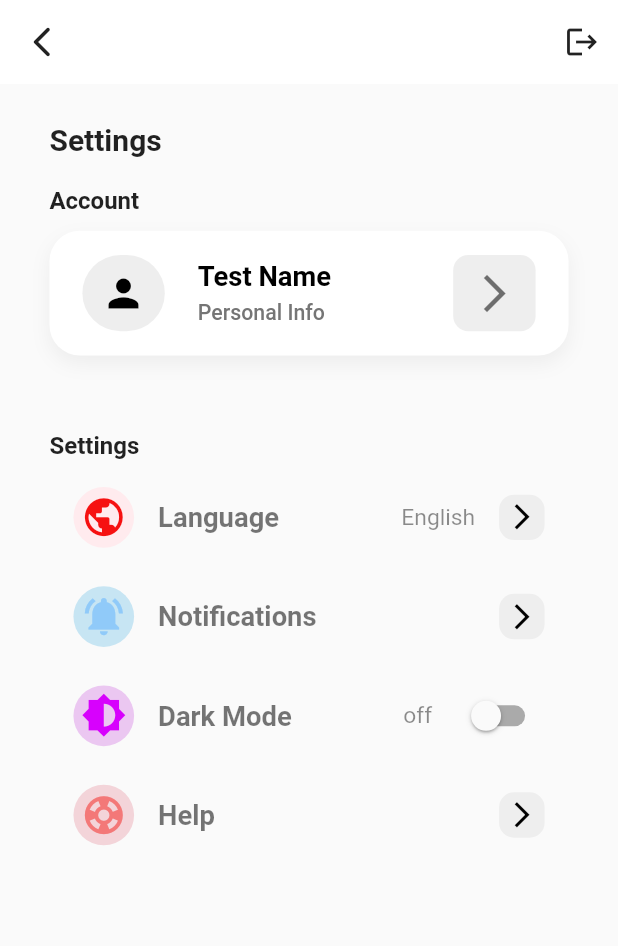
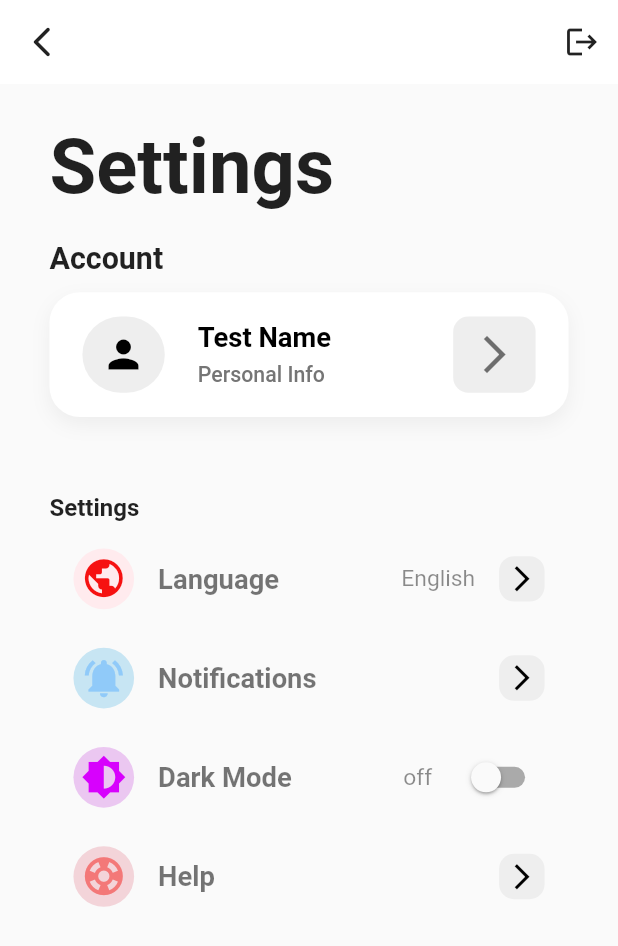
Before and after one commit to Freedisch/shebaplastic_interview_task, a Flutter app: the screen it shows after launch, on a phone screen of 412 x 824 dp. Shown: the top 946 px of the screen. Run offline on Flutter 3.47's test engine with Material 2 defaults, Android fonts, the light colour scheme and no system bars; our stand-ins replace flutter_screenutil.

Commit message:
setting screen
Signed-off-by: Freedisch <82499435+Freedisch@users.noreply.github.com>

```diff
--- a/lib/widgets/settingsScreen.dart
+++ b/lib/widgets/settingsScreen.dart
@@ -45,18 +45,16 @@ class Settings extends StatelessWidget {
             children: [
               Text(
                 'Settings',
-                style: theme.textTheme.headline6?.copyWith(
-                  fontWeight: FontWeight.bold,
-                ),
+                style: theme.textTheme.headline6
+                    ?.copyWith(fontWeight: FontWeight.bold, fontSize: 50.h),
               ),
               SizedBox(
                 height: 20.h,
               ),
               Text(
                 'Account',
-                style: theme.textTheme.subtitle1?.copyWith(
-                  fontWeight: FontWeight.bold,
-                ),
+                style: theme.textTheme.subtitle1
+                    ?.copyWith(fontWeight: FontWeight.bold, fontSize: 20.h),
               ),
               SizedBox(
                 height: 10.h,
```
